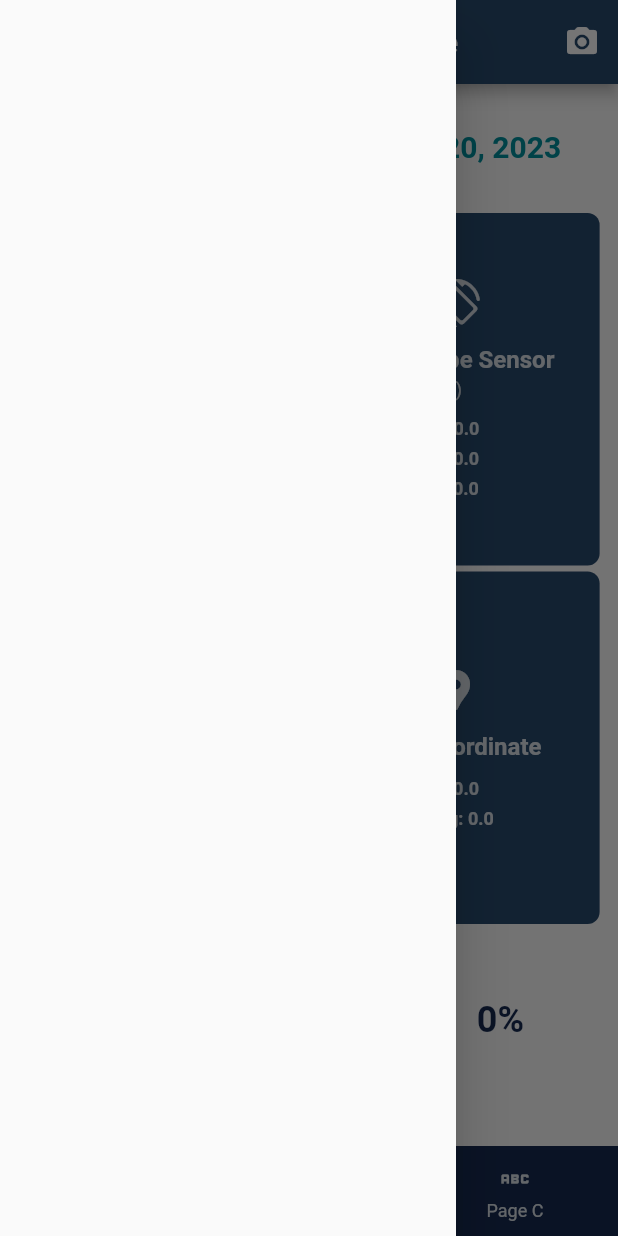
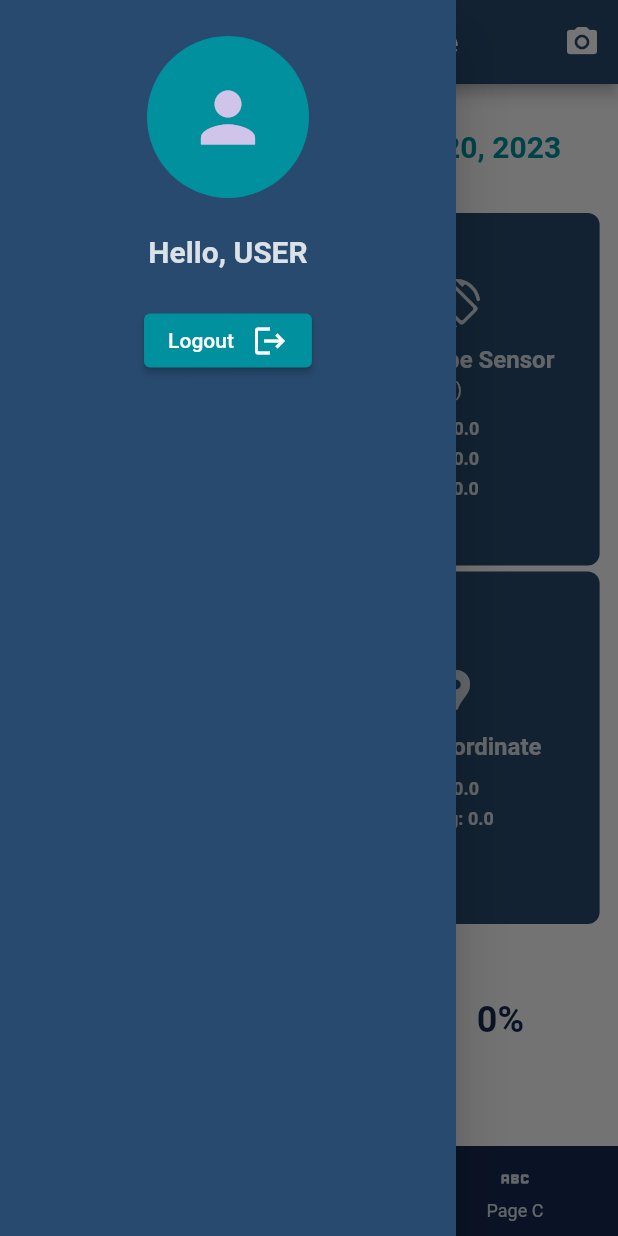
Before and after one commit to MauL08/SynapsisTest, a Flutter app: the DashboardPage screen opened directly, with the side drawer open, on a phone screen of 412 x 824 dp. Run offline on Flutter 3.47's test engine with Material 2 defaults, Android fonts, the phone set to English and light mode, and no system bars; our stand-ins replace device_info_plus, fl_chart, flutter_map, geolocator, get, latlong2 and 1 more; missing offline and left inert: battery_info.

Commit message:
finish drawer page and fix navigation scren

```diff
--- a/lib/pages/drawer_page/drawer_page.dart
+++ b/lib/pages/drawer_page/drawer_page.dart
@@ -1,10 +1,65 @@
 import 'package:flutter/material.dart';
+import 'package:synapsis_test/core/theme.dart';
+import 'package:synapsis_test/pages/login_page/login_page.dart';
 
 class DrawerPage extends StatelessWidget {
   const DrawerPage({super.key});
 
   @override
   Widget build(BuildContext context) {
-    return Drawer();
+    return Drawer(
+      backgroundColor: backgroundColor2,
+      child: SafeArea(
+        child: Column(
+          children: [
+            SizedBox(
+              height: 24,
+            ),
+            CircleAvatar(
+              radius: 54,
+              backgroundColor: primaryColor,
+              child: Icon(
+                Icons.person,
+                size: 54,
+              ),
+            ),
+            SizedBox(
+              height: 24,
+            ),
+            Text(
+              'Hello, USER',
+              style: heading1Style.copyWith(
+                color: secondaryColor,
+                fontSize: 20,
+              ),
+            ),
+            SizedBox(
+              height: 24,
+            ),
+            ElevatedButton(
+              onPressed: () {
+                Navigator.pushAndRemoveUntil(context,
+                    MaterialPageRoute(builder: (context) {
+                  return LoginPage();
+                }), (route) => false);
+              },
+              style: ElevatedButton.styleFrom(
+                backgroundColor: primaryColor,
+              ),
+              child: Row(
+                mainAxisSize: MainAxisSize.min,
+                children: [
+                  Text('Logout'),
+                  SizedBox(
+                    width: 12,
+                  ),
+                  Icon(Icons.logout),
+                ],
+              ),
+            )
+          ],
+        ),
+      ),
+    );
   }
 }
```
Also changed, not shown: lib/pages/login_page/login_page.dart (+8 -11 lines).
